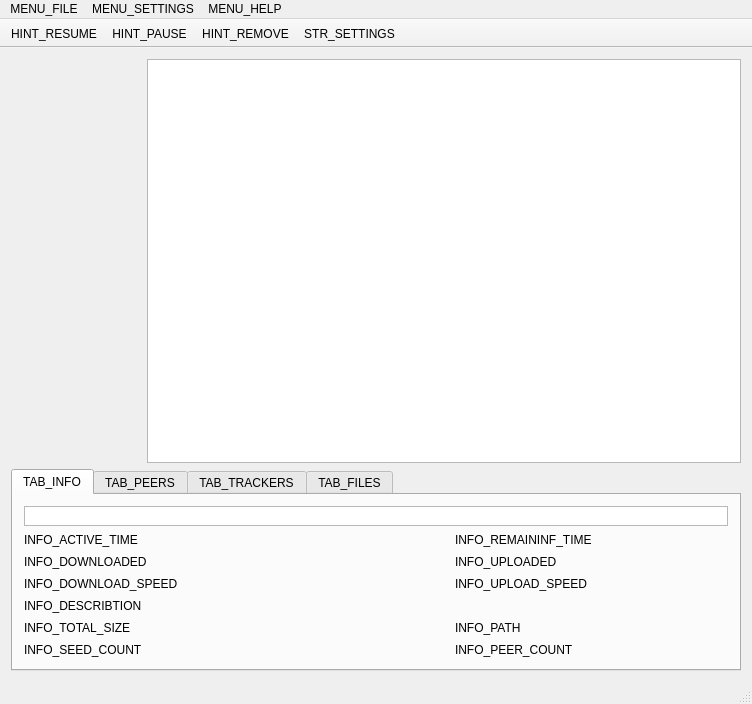
First picture: the form in CuteTorrent/LTorrent/CuteTorrent.ui, repository SuperNerd-James/cutetorrent, before the edit.
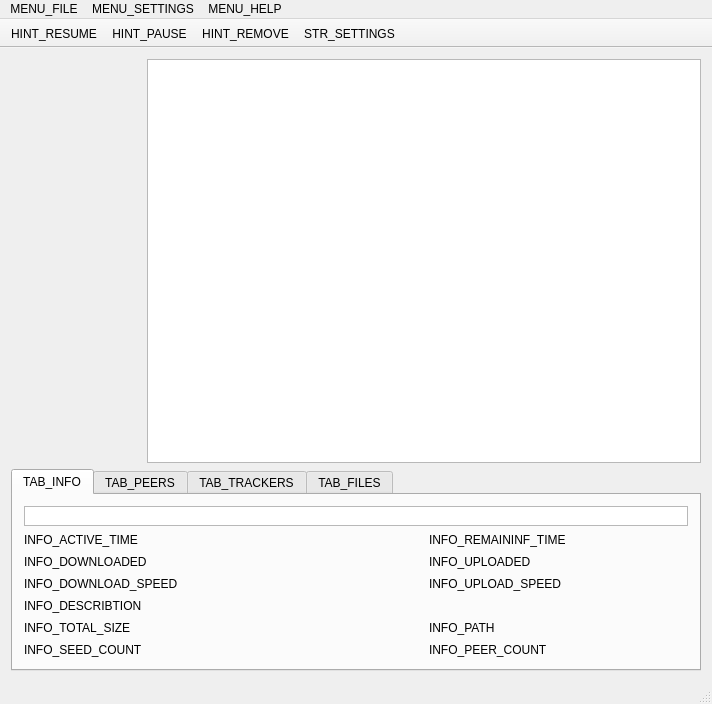
Second picture: the form after the edit. Icons and pictures are not drawn.

The edit to the form file:
```diff
--- a/CuteTorrent/LTorrent/CuteTorrent.ui
+++ b/CuteTorrent/LTorrent/CuteTorrent.ui
@@ -6,12 +6,12 @@
    <rect>
     <x>0</x>
     <y>0</y>
-    <width>752</width>
+    <width>712</width>
     <height>704</height>
    </rect>
   </property>
   <property name="sizePolicy">
-   <sizepolicy hsizetype="Fixed" vsizetype="Fixed">
+   <sizepolicy hsizetype="Expanding" vsizetype="Expanding">
     <horstretch>0</horstretch>
     <verstretch>0</verstretch>
    </sizepolicy>
@@ -522,8 +522,8 @@
     <rect>
      <x>0</x>
      <y>0</y>
-     <width>752</width>
-     <height>21</height>
+     <width>712</width>
+     <height>22</height>
     </rect>
    </property>
    <property name="minimumSize">
```
